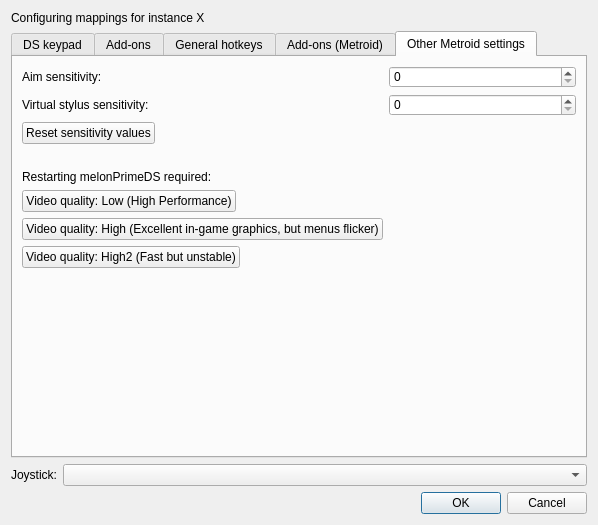
ag-advania/melonPrimeDS, file src/frontend/qt_sdl/InputConfig/InputConfigDialog.ui: the form before one commit.
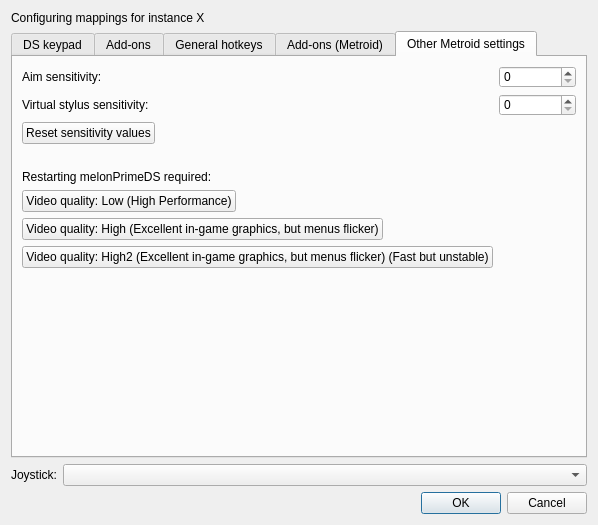
The form after the commit. The open tabs and pages were chosen to show the change. Icons and pictures are not drawn.

What changed in the file:
```diff
--- a/src/frontend/qt_sdl/InputConfig/InputConfigDialog.ui
+++ b/src/frontend/qt_sdl/InputConfig/InputConfigDialog.ui
@@ -2391,7 +2391,7 @@
 				<item row="7" column="0">
 					<widget class="QPushButton" name="metroidSetVideoQualityToHigh2">
 						<property name="text">
-							<string>Video quality: High2 (Fast but unstable)</string>
+							<string>Video quality: High2 (Excellent in-game graphics, but menus flicker) (Fast but unstable)</string>
 						</property>
 					</widget>
 				</item>
```
